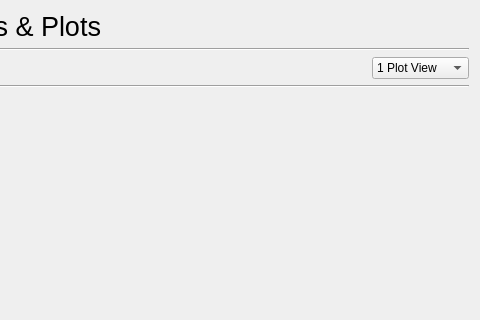
The window that designResultsDialog.ui (emiledecosterd/BoilingOnTubeBundles) describes before a commit, drawn with Qt 5; both pictures show x 461 to 941 and y 0 to 320 of the 941 by 741 pixel window.
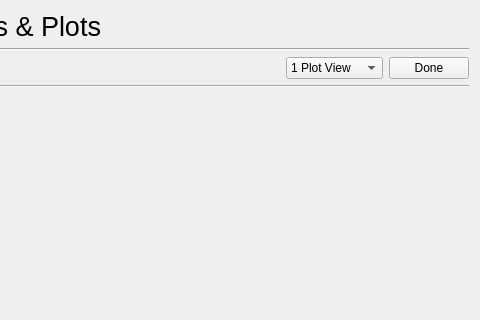
The same window after the commit.

```diff
--- a/designResultsDialog.ui
+++ b/designResultsDialog.ui
@@ -129,6 +129,13 @@
          </item>
         </widget>
        </item>
+       <item>
+        <widget class="QPushButton" name="doneButton">
+         <property name="text">
+          <string>Done</string>
+         </property>
+        </widget>
+       </item>
       </layout>
      </item>
      <item>
```
Left out of the diff: 19 changed lines with no effect on the pictures.
